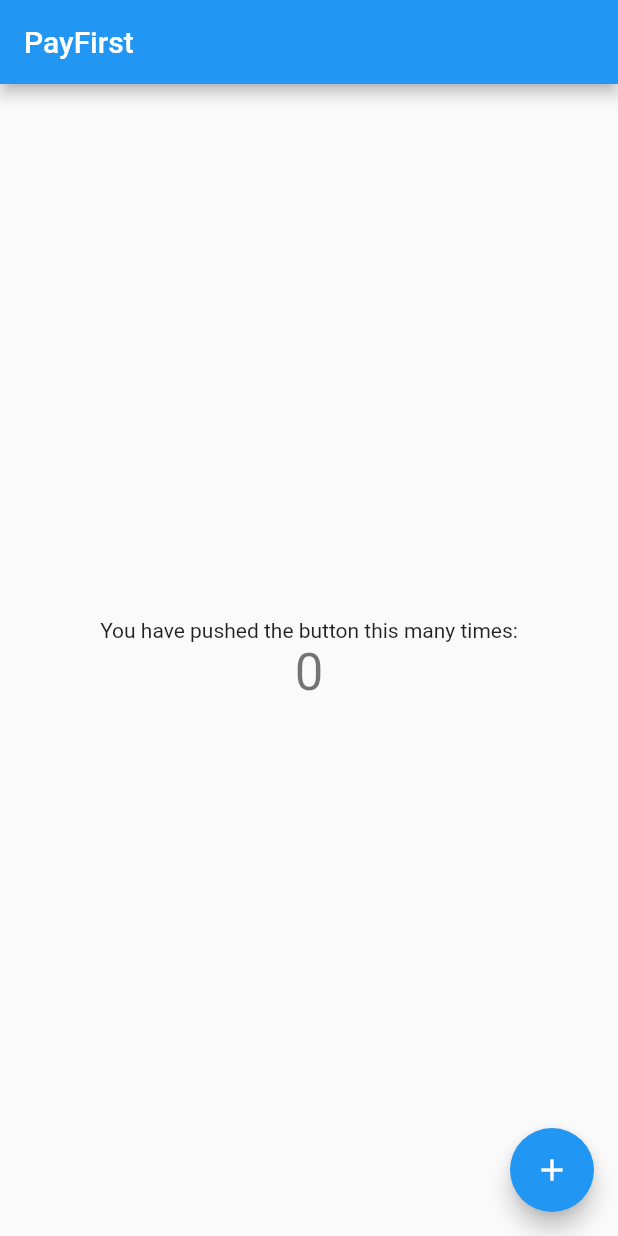
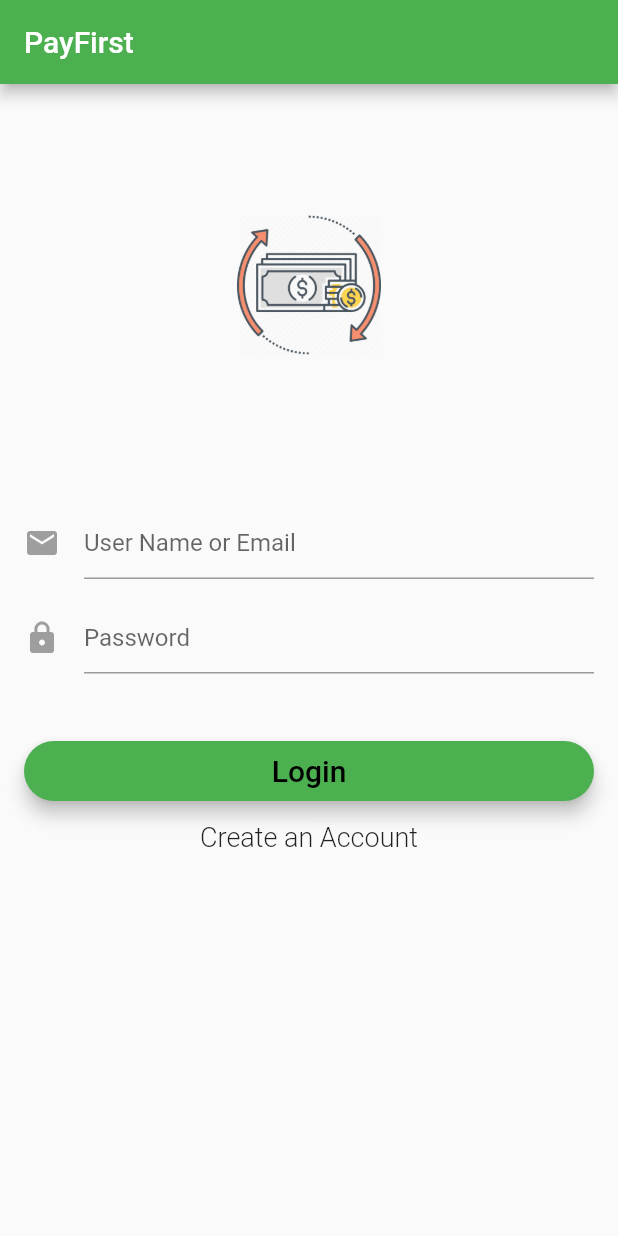
Before and after one commit to Babaarif00/pay_first, a Flutter app: the screen it shows after launch, on a phone screen of 412 x 824 dp. Run offline on Flutter 3.47's test engine with Material 2 defaults, Android fonts, the phone set to English and light mode, and no system bars.

Commit message:
adding login ui

```diff
--- /dev/null
+++ b/lib/login_page.dart
@@ -0,0 +1,205 @@
+import 'package:flutter/cupertino.dart';
+import 'package:flutter/material.dart';
+
+class MyLoginPage extends StatefulWidget{
+  @override
+  State<StatefulWidget> createState() => _LoginPageState();
+
+}
+
+class _LoginPageState extends State<MyLoginPage>{
+
+  final _formkey = new GlobalKey<FormState>();
+  String _email;
+  String _password;
+  String _errorMessage;
+
+  bool _isLoginForm;
+  bool _isLoading;
+
+@override
+  Widget build(BuildContext context) {
+
+    return new Scaffold(
+      appBar: new AppBar(
+        title: new Text ("PayFirst"),
+      ),
+      body: Stack(
+        children: <Widget>[
+          showForm(),
+          showCircularProgress(),
+        ],
+      )
+    );
+  }
+
+  @override
+  void initState(){
+    _errorMessage = "";
+    _isLoading = false;
+    _isLoginForm = true;
+    super.initState();
+  }
+
+Widget showCircularProgress(){
+  if(_isLoading){
+    return Center(child: CircularProgressIndicator());
+  }
+  return Container(
+    height: 0.0,
+    width: 0.0,
+  );
+}
+
+
+Widget showErrorMessage(){
+  if(_errorMessage.length > 0 && _errorMessage != null){
+    return new Text(
+      _errorMessage,
+      style: TextStyle(
+        fontSize: 13.0,
+        color: Colors.red,
+        height: 1.0,
+        fontWeight: FontWeight.w300
+      ),
+    );
+  } else {
+    return new Container(
+      height: 0.0,
+    );
+  }
+
+}
+
+Widget showEmailInput(){
+  return Padding(
+    padding: const EdgeInsets.fromLTRB(0, 100.0, 0.0, 0.0),
+    child: new TextFormField(
+      maxLines: 1,
+      keyboardType: TextInputType.emailAddress,
+      autofocus: false,
+      decoration: new InputDecoration(
+        hintText: 'User Name or Email',
+        icon: new Icon(
+          Icons.email,
+          color: Colors.grey,
+        )
+      ),
+      validator: (value) => value.isEmpty ? 'Email can\'t be empty' : null,
+      onSaved: (value) => _email = value.trim(),
+    ),
+  );
+
+}
+
+Widget showPasswordInput(){
+
+  return Padding(
+    padding: const EdgeInsets.fromLTRB(0, 15.0, 0.0, 0.0),
+    child: new TextFormField(
+      maxLines: 1,
+      obscureText: true,
+      autofocus: false,
+      decoration: new InputDecoration(
+        hintText: 'Password',
+        icon: new Icon(
+          Icons.lock,
+          color: Colors.grey,
+        )
+      ),
+      validator: (value) => value.isEmpty ? 'Password can\'t be empty' : null,
+      onSaved: (value) => _password = value.trim(),
+    ),
+  );
+
+}
+
+Widget showLoginButton(){
+  return new Padding(
+    padding: EdgeInsets.fromLTRB(0, 45.0, 0.0, 0.0),
+    child: SizedBox(
+      height: 40.0,
+      child: new RaisedButton(
+        elevation: 5.0,
+        shape: new RoundedRectangleBorder(
+          borderRadius: new BorderRadius.circular(30.0),
+        ),
+        color: Colors.green,
+        child: new Text(_isLoginForm ? 'Login' : 'Create Account',
+        style: new TextStyle(fontSize: 20.0, color: Colors.black),),
+        onPressed: validateAndSubmit,
+      ),
+    ),
+  );
+
+}
+
+Widget showCreateButton(){
+  return new FlatButton(
+    child: new Text(
+      _isLoginForm ? 'Create an Account' : 'Have an Account? Sign in',
+      style: new TextStyle(fontSize: 18.0,fontWeight: FontWeight.w300),
+    ),
+    onPressed: toggleFormMode,
+  );
+
+}
+
+Widget showLogo(){
+  return new Hero(
+    tag: 'hero',
+    child: Padding(
+      padding: EdgeInsets.fromLTRB(0.0, 70.0, 0.0, 0.0),
+      child: CircleAvatar(
+        backgroundColor: Colors.transparent,
+        radius: 48.0,
+        child: Image.asset('assets/PayFirst.png'),
+      ),
+    ) ,
+  );
+
+}
+
+void validateAndSubmit() async{
+
+}
+
+void resetForm(){
+  _formkey.currentState.reset();
+  _errorMessage = "";
+}
+
+void toggleFormMode(){
+  resetForm();
+  setState(() {
+    _isLoginForm = !_isLoginForm;
+  });
+}
+
+
+
+
+Widget showForm(){
+
+  return new Container(
+    padding: EdgeInsets.all(16.0),
+    child: new Form(
+      key: _formkey,
+      child: new ListView(
+        shrinkWrap: true,
+        children: <Widget>[
+          showLogo(),
+          showEmailInput(),
+          showPasswordInput(),
+          showLoginButton(),
+          showCreateButton(),
+          showErrorMessage(),
+
+        ],
+      ),
+    ),
+  );
+
+}
+
+}
--- a/lib/main.dart
+++ b/lib/main.dart
@@ -1,4 +1,5 @@
 import 'package:flutter/material.dart';
+import 'login_page.dart';
 
 void main() => runApp(PayFirst());
 
@@ -9,103 +10,9 @@ class PayFirst extends StatelessWidget {
     return MaterialApp(
       title: 'Pay First',
       theme: ThemeData(
-        // This is the theme of your application.
-        //
-        // Try running your application with "flutter run". You'll see the
-        // application has a blue toolbar. Then, without quitting the app, try
-        // changing the primarySwatch below to Colors.green and then invoke
-        // "hot reload" (press "r" in the console where you ran "flutter run",
-        // or simply save your changes to "hot reload" in a Flutter IDE).
-        // Notice that the counter didn't reset back to zero; the application
-        // is not restarted.
-        primarySwatch: Colors.blue,
+        primarySwatch: Colors.green
       ),
-      home: MyHomePage(title: 'PayFirst'),
+      home: new MyLoginPage(),
     );
   }
 }
-
-class MyHomePage extends StatefulWidget {
-  MyHomePage({Key key, this.title}) : super(key: key);
-
-  // This widget is the home page of your application. It is stateful, meaning
-  // that it has a State object (defined below) that contains fields that affect
-  // how it looks.
-
-  // This class is the configuration for the state. It holds the values (in this
-  // case the title) provided by the parent (in this case the App widget) and
-  // used by the build method of the State. Fields in a Widget subclass are
-  // always marked "final".
-
-  final String title;
-
-  @override
-  _MyHomePageState createState() => _MyHomePageState();
-}
-
-class _MyHomePageState extends State<MyHomePage> {
-  int _counter = 0;
-
-  void _incrementCounter() {
-    setState(() {
-      // This call to setState tells the Flutter framework that something has
-      // changed in this State, which causes it to rerun the build method below
-      // so that the display can reflect the updated values. If we changed
-      // _counter without calling setState(), then the build method would not be
-      // called again, and so nothing would appear to happen.
-      _counter++;
-    });
-  }
-
-  @override
-  Widget build(BuildContext context) {
-    // This method is rerun every time setState is called, for instance as done
-    // by the _incrementCounter method above.
-    //
-    // The Flutter framework has been optimized to make rerunning build methods
-    // fast, so that you can just rebuild anything that needs updating rather
-    // than having to individually change instances of widgets.
-    return Scaffold(
-      appBar: AppBar(
-        // Here we take the value from the MyHomePage object that was created by
-        // the App.build method, and use it to set our appbar title.
-        title: Text(widget.title),
-      ),
-      body: Center(
-        // Center is a layout widget. It takes a single child and positions it
-        // in the middle of the parent.
-        child: Column(
-          // Column is also a layout widget. It takes a list of children and
-          // arranges them vertically. By default, it sizes itself to fit its
-          // children horizontally, and tries to be as tall as its parent.
-          //
-          // Invoke "debug painting" (press "p" in the console, choose the
-          // "Toggle Debug Paint" action from the Flutter Inspector in Android
-          // Studio, or the "Toggle Debug Paint" command in Visual Studio Code)
-          // to see the wireframe for each widget.
-          //
-          // Column has various properties to control how it sizes itself and
-          // how it positions its children. Here we use mainAxisAlignment to
-          // center the children vertically; the main axis here is the vertical
-          // axis because Columns are vertical (the cross axis would be
-          // horizontal).
-          mainAxisAlignment: MainAxisAlignment.center,
-          children: <Widget>[
-            Text(
-              'You have pushed the button this many times:',
-            ),
-            Text(
-              '$_counter',
-              style: Theme.of(context).textTheme.display1,
-            ),
-          ],
-        ),
-      ),
-      floatingActionButton: FloatingActionButton(
-        onPressed: _incrementCounter,
-        tooltip: 'Increment',
-        child: Icon(Icons.add),
-      ), // This trailing comma makes auto-formatting nicer for build methods.
-    );
-  }
-}
--- a/pubspec.yaml
+++ b/pubspec.yaml
@@ -40,6 +40,9 @@ flutter:
   # the material Icons class.
   uses-material-design: true
 
+  assets:
+      - assets/PayFirst.png
+
   # To add assets to your application, add an assets section, like this:
   # assets:
   #  - images/a_dot_burr.jpeg
```
Also changed, not shown: assets/PayFirst.png (added).
